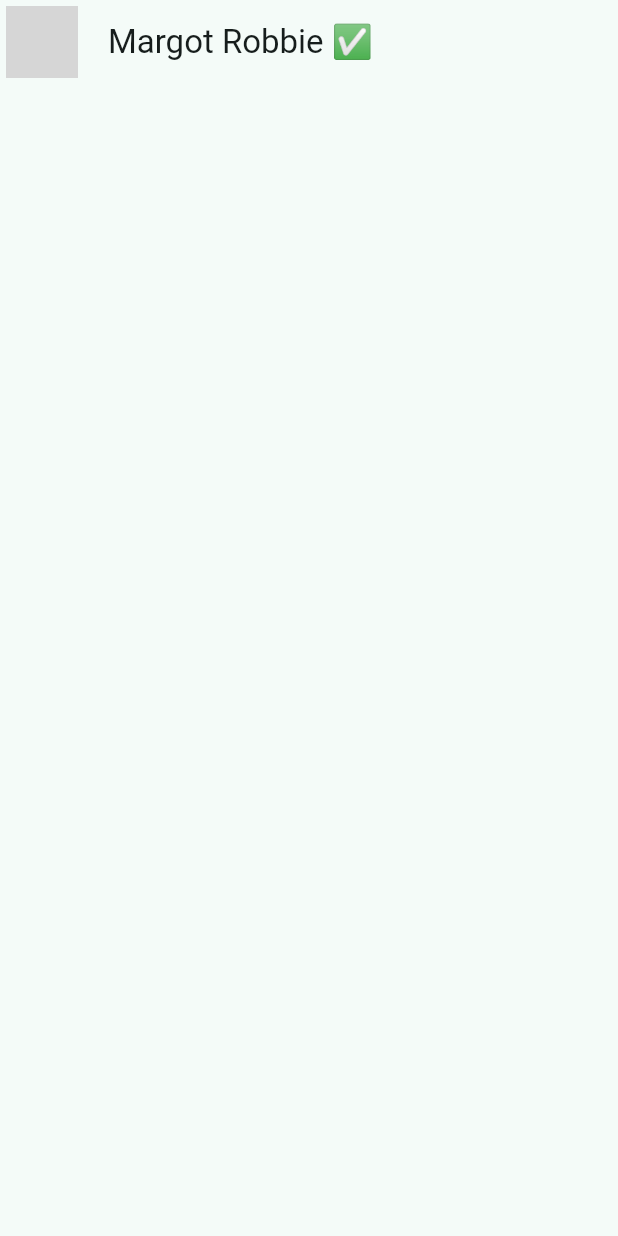
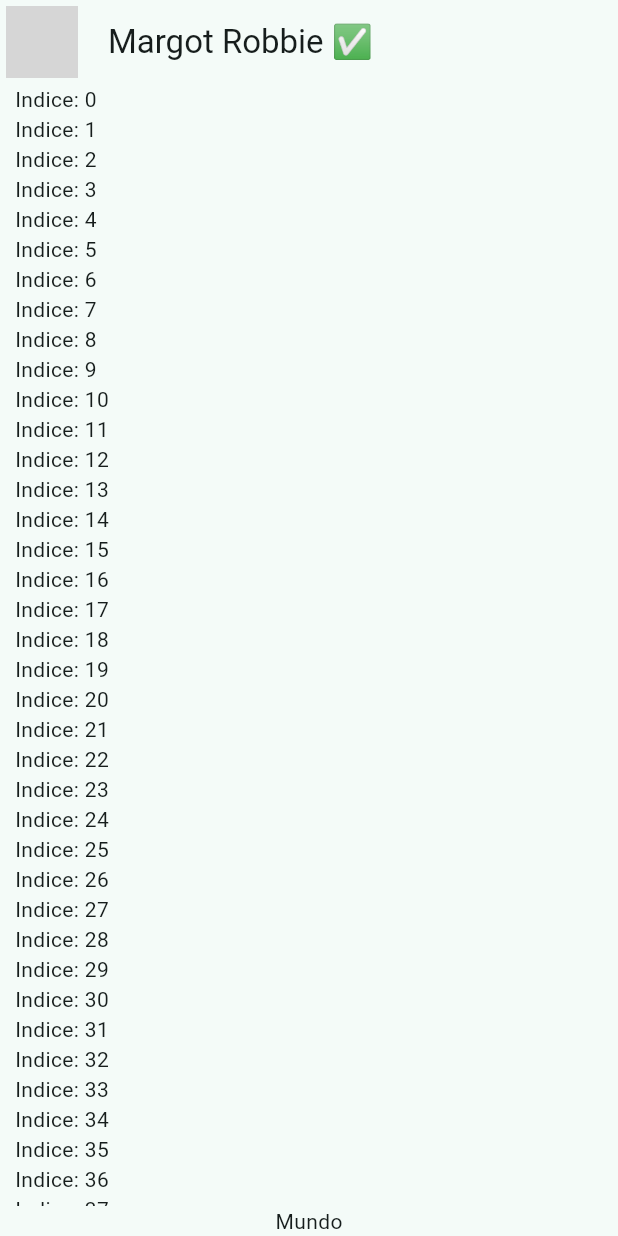
Before and after one commit to SergioBGISC99/yes_no_app, a Flutter app: the screen it shows after launch, on a phone screen of 412 x 824 dp. Run offline on Flutter 3.47's test engine with Material 2 defaults, Android fonts, the phone set to English and light mode, and no system bars; network calls fail; grey boxes are pictures that could not be loaded.

```diff
--- a/lib/presentation/chat/chat_screen.dart
+++ b/lib/presentation/chat/chat_screen.dart
@@ -17,6 +17,30 @@ class ChatScreen extends StatelessWidget {
         title: const Text("Margot Robbie ✅"),
         centerTitle: false,
       ),
+      body: _ChatView(),
     );
   }
 }
+
+class _ChatView extends StatelessWidget {
+  @override
+  Widget build(BuildContext context) {
+    return SafeArea(
+      child: Padding(
+        padding: const EdgeInsets.symmetric(horizontal: 10),
+        child: Column(
+          children: [
+            Expanded(
+              child: ListView.builder(
+                  itemCount: 100,
+                  itemBuilder: (context, index) {
+                    return Text('Indice: $index');
+                  }),
+            ),
+            Text("Mundo")
+          ],
+        ),
+      ),
+    );
+  }
+}
```
